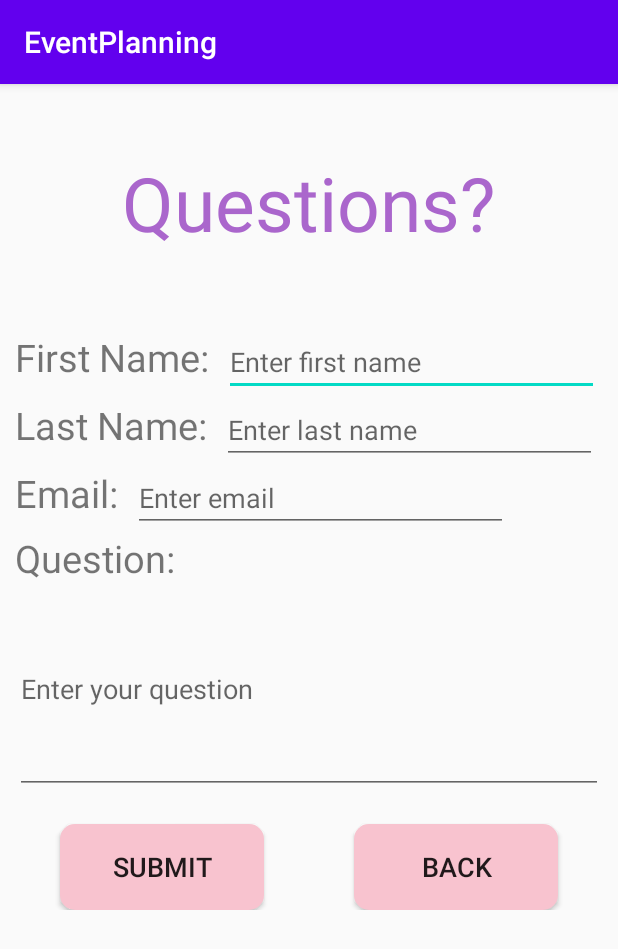
After one commit to GraceKwon0507/EventPlanning, an Android app: the UserQuestionsActivity screen opened directly, with no data from a screen before it, on a phone screen of 412 x 824 dp. The commit adds this screen. Shown: the top 949 px of the screen. Run offline under Robolectric (Android 15) with nearby library versions, the phone set to English and light mode, and no system bars; our stand-ins replace Firebase (no records; nobody signed in at launch, a user with empty details on screens opened directly).

Commit message:
Added another activity
- Made links clickeable in RecommendationsActivity TextView
- Added UserQuestionsActivity where user can submit questions
  - Questions are recorded in Firebase under "Questions"

```diff
--- a/app/src/main/AndroidManifest.xml
+++ b/app/src/main/AndroidManifest.xml
@@ -50,6 +50,8 @@
         <activity android:name=".CredentialsActivity" />
 
         <activity android:name=".RecommendationActivity" />
+
+        <activity android:name=".UserQuestionsActivity" />
     </application>
 
     <queries>
--- /dev/null
+++ b/app/src/main/java/com/example/eventplanning/UserQuestionsActivity.java
@@ -0,0 +1,131 @@
+package com.example.eventplanning;
+
+import android.content.Intent;
+import android.os.Bundle;
+import android.view.View;
+import android.widget.Button;
+import android.widget.EditText;
+import android.widget.TextView;
+import android.widget.Toast;
+
+import androidx.appcompat.app.AppCompatActivity;
+
+import com.google.firebase.database.DatabaseReference;
+import com.google.firebase.database.FirebaseDatabase;
+
+public class UserQuestionsActivity extends AppCompatActivity {
+    @Override
+    protected void onCreate(Bundle savedInstanceState) {
+        super.onCreate(savedInstanceState);
+        setContentView(R.layout.activity_userquestions);
+
+        final EditText firstNameText = (EditText) findViewById(R.id.editText_questionsFirstName);
+        final EditText lastNameText = (EditText) findViewById(R.id.editText_questionsLastName);
+        final EditText emailText = (EditText) findViewById(R.id.editText_questionsEmail);
+        final EditText question = (EditText) findViewById(R.id.editText_question);
+
+        final TextView thankYouText = (TextView) findViewById(R.id.thankYouText);
+
+        final Button submitButton = (Button) findViewById(R.id.questionsSubmitButton);
+        final Button exitButton = (Button) findViewById(R.id.questionsExitButton);
+
+        submitButton.setOnClickListener(new View.OnClickListener() {
+            @Override
+            public void onClick(View view) {
+                if (!firstNameText.getText().toString().equals("") && !lastNameText.getText().toString().equals("")
+                        && !emailText.getText().toString().equals("") && !question.getText().toString().equals("")) {
+                    // Send data to firebase
+                UserQuestions userQuestions = new UserQuestions();
+
+                    // Make first name (Capital + Lower case)
+                    String firstName = String.valueOf(firstNameText.getText().toString().toUpperCase().charAt(0));
+                    for (int i = 1; i < firstNameText.getText().toString().length(); i++) {
+                        firstName += firstNameText.getText().toString().toLowerCase().charAt(i);
+                    }
+
+                    // Make Last name (Capital + Lower case)
+                    String lastName = String.valueOf(lastNameText.getText().toString().toUpperCase().charAt(0));
+                    for (int i = 1; i < lastNameText.getText().toString().length(); i++) {
+                        lastName += lastNameText.getText().toString().toLowerCase().charAt(i);
+                    }
+
+                    String questionID = firstNameText.getText().toString().toLowerCase();
+                    questionID += lastName;
+
+                    // set child
+                    userQuestions.setQuestionsFirstName(firstName);
+                    userQuestions.setQuestionsLastName(lastName);
+                    userQuestions.setQuestionsEmail(emailText.getText().toString());
+                    userQuestions.setQuestion(question.getText().toString());
+
+                    //Getting Firebase Instance
+                    FirebaseDatabase database = FirebaseDatabase.getInstance();
+                    //Getting Database Reference
+                    final DatabaseReference userdataDatabaseReference = database.getReference("Questions");
+
+                    // Add user information to Firebase
+                    userdataDatabaseReference.child(questionID).setValue(userQuestions);
+
+                    thankYouText.setVisibility(View.VISIBLE);
+                }
+                // If any of the fields aren't filled, do not record the data
+                // Let the user know to fill out everything
+                else {
+                    Toast.makeText(getBaseContext(), "Please fill out all the fields", Toast.LENGTH_SHORT).show();
+                }
+            }
+        });
+
+        exitButton.setOnClickListener(new View.OnClickListener() {
+            @Override
+            public void onClick(View view) {
+                // If exit button is pressed, send the user back to the login screen
+                Intent intent = new Intent(getApplicationContext(), LoginActivity.class);
+                startActivity(intent);
+            }
+        });
+    }
+
+    public static class UserQuestions {
+        String questionsFirstName;
+        String questionsLastName;
+        String questionsEmail;
+        String question;
+
+        UserQuestions(){
+
+        }
+
+        public String getQuestionsFirstName() {
+            return questionsFirstName;
+        }
+
+        public void setQuestionsFirstName(String questionsFirstName) {
+            this.questionsFirstName = questionsFirstName;
+        }
+
+        public String getQuestionsLastName() {
+            return questionsLastName;
+        }
+
+        public void setQuestionsLastName(String questionsLastName) {
+            this.questionsLastName = questionsLastName;
+        }
+
+        public String getQuestionsEmail() {
+            return questionsEmail;
+        }
+
+        public void setQuestionsEmail(String questionsEmail) {
+            this.questionsEmail = questionsEmail;
+        }
+
+        public String getQuestion() {
+            return question;
+        }
+
+        public void setQuestion(String question) {
+            this.question = question;
+        }
+    }
+}
--- a/app/src/main/res/layout/activity_recommendation.xml
+++ b/app/src/main/res/layout/activity_recommendation.xml
@@ -72,7 +72,8 @@
                 android:layout_marginLeft="10dp"
                 android:layout_marginRight="10dp"
                 android:text="Change links"
-                android:textSize="15dp" />
+                android:textSize="15dp"
+                android:autoLink="web"/>
 
             <TextView
                 android:id="@+id/checklistTitle"
@@ -93,7 +94,8 @@
                 android:layout_marginTop="5dp"
                 android:layout_marginRight="10dp"
                 android:text="Needed"
-                android:textSize="15dp" />
+                android:textSize="15dp"
+                android:autoLink="web"/>
         </LinearLayout>
 
         <RelativeLayout
--- a/app/src/main/res/layout/activity_register.xml
+++ b/app/src/main/res/layout/activity_register.xml
@@ -4,11 +4,6 @@
     xmlns:tools="http://schemas.android.com/tools"
     android:layout_width="match_parent"
     android:layout_height="match_parent"
-    android:layout_alignParentStart="false"
-    android:layout_alignParentLeft="false"
-    android:layout_alignParentTop="false"
-    android:layout_alignParentEnd="false"
-    android:layout_alignParentBottom="false"
     android:orientation="vertical"
     tools:context=".LoginActivity">
 
--- /dev/null
+++ b/app/src/main/res/layout/activity_userquestions.xml
@@ -0,0 +1,152 @@
+<?xml version="1.0" encoding="utf-8"?>
+<RelativeLayout xmlns:android="http://schemas.android.com/apk/res/android"
+    android:layout_width="match_parent"
+    android:layout_height="match_parent">
+
+    <TextView
+        android:id="@+id/userQuestions"
+        android:layout_width="wrap_content"
+        android:layout_height="wrap_content"
+        android:layout_alignParentTop="true"
+        android:layout_centerInParent="true"
+        android:layout_marginTop="45dp"
+        android:text="Questions?"
+        android:textColor="@android:color/holo_purple"
+        android:textSize="50dp" />
+
+    <LinearLayout
+        android:layout_width="match_parent"
+        android:layout_height="wrap_content"
+        android:layout_below="@id/userQuestions"
+        android:layout_marginTop="50dp"
+        android:orientation="vertical">
+
+    <LinearLayout
+        android:layout_width="wrap_content"
+        android:layout_height="wrap_content">
+
+        <TextView
+            android:id="@+id/questionsFirstName"
+            android:layout_width="wrap_content"
+            android:layout_height="wrap_content"
+            android:layout_marginLeft="10dp"
+            android:text="First Name:"
+            android:textSize="25dp" />
+
+        <EditText
+            android:id="@+id/editText_questionsFirstName"
+            android:layout_width="250dp"
+            android:layout_height="wrap_content"
+            android:layout_marginLeft="10dp"
+            android:hint="Enter first name"
+            android:inputType="textPersonName" />
+        </LinearLayout>
+
+        <LinearLayout
+            android:layout_width="wrap_content"
+            android:layout_height="wrap_content">
+
+            <TextView
+                android:id="@+id/questionsLastName"
+                android:layout_width="wrap_content"
+                android:layout_height="wrap_content"
+                android:layout_marginLeft="10dp"
+                android:text="Last Name:"
+                android:textSize="25dp" />
+
+            <EditText
+                android:id="@+id/editText_questionsLastName"
+                android:layout_width="250dp"
+                android:layout_height="wrap_content"
+                android:layout_marginLeft="10dp"
+                android:hint="Enter last name"
+                android:inputType="textPersonName" />
+        </LinearLayout>
+
+        <LinearLayout
+            android:layout_width="wrap_content"
+            android:layout_height="wrap_content">
+
+            <TextView
+                android:id="@+id/questionsEmail"
+                android:layout_width="wrap_content"
+                android:layout_height="wrap_content"
+                android:layout_marginLeft="10dp"
+                android:text="Email:"
+                android:textSize="25dp" />
+
+            <EditText
+                android:id="@+id/editText_questionsEmail"
+                android:layout_width="250dp"
+                android:layout_height="wrap_content"
+                android:layout_marginLeft="10dp"
+                android:hint="Enter email"
+                android:inputType="textEmailAddress" />
+        </LinearLayout>
+
+        <LinearLayout
+            android:layout_width="match_parent"
+            android:layout_height="wrap_content"
+            android:orientation="vertical">
+
+            <TextView
+                android:id="@+id/question"
+                android:layout_width="wrap_content"
+                android:layout_height="wrap_content"
+                android:layout_marginLeft="10dp"
+                android:text="Question:"
+                android:textSize="25dp" />
+
+            <EditText
+                android:id="@+id/editText_question"
+                android:layout_width="match_parent"
+                android:layout_height="140dp"
+                android:layout_marginLeft="10dp"
+                android:layout_marginRight="10dp"
+                android:hint="Enter your question"
+                android:inputType="textLongMessage" />
+        </LinearLayout>
+
+        <RelativeLayout
+            android:layout_width="match_parent"
+            android:layout_height="wrap_content"
+            android:gravity="center_horizontal"
+            android:layout_marginBottom="20dp">
+
+            <Button
+                android:id="@+id/questionsSubmitButton"
+                android:layout_width="136dp"
+                android:layout_height="57dp"
+                android:layout_marginTop="20dp"
+                android:layout_marginRight="10dp"
+                android:layout_marginLeft="40dp"
+                android:background="@drawable/pinkbox"
+                android:text="Submit"
+                android:textSize="18dp" />
+
+            <Button
+                android:id="@+id/questionsExitButton"
+                android:layout_width="136dp"
+                android:layout_height="57dp"
+                android:layout_alignParentRight="true"
+                android:layout_marginTop="20dp"
+                android:layout_marginRight="40dp"
+                android:layout_marginLeft="10dp"
+                android:background="@drawable/pinkbox"
+                android:text="Back"
+                android:textSize="18dp" />
+        </RelativeLayout>
+    </LinearLayout>
+
+    <TextView
+        android:id="@+id/thankYouText"
+        android:layout_width="wrap_content"
+        android:layout_height="wrap_content"
+        android:layout_alignParentBottom="true"
+        android:layout_marginBottom="50dp"
+        android:text="Thank you! We will review your question and get back to you soon."
+        android:textAlignment="center"
+        android:textSize="25dp"
+        android:visibility="invisible">
+    </TextView>
+</RelativeLayout>
```
Also changed, not shown: app/src/main/java/com/example/eventplanning/MainActivity.java (+13 -0 lines), app/src/main/res/layout/activity_main.xml (+11 -0 lines).
